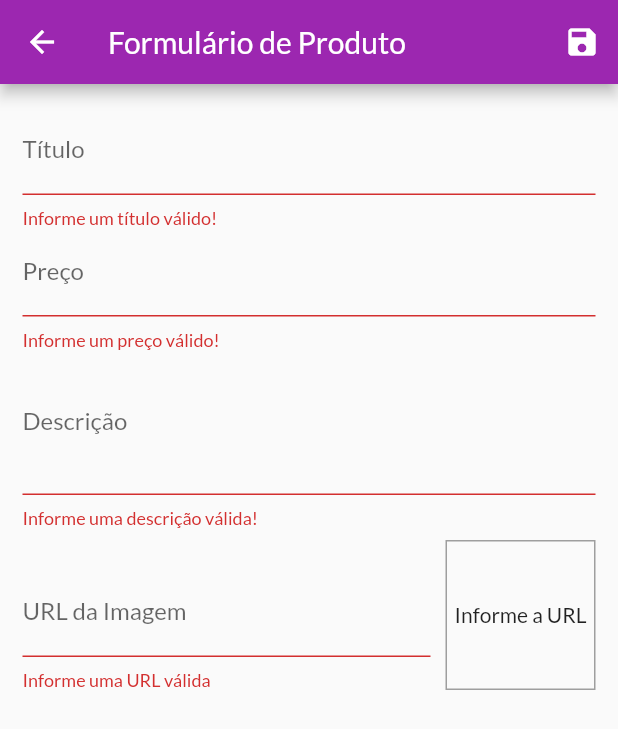
After one commit to felipenario/shop, a Flutter app: the ProductFormScreen screen opened by its route, after a tap on the "save" icon, on a phone screen of 412 x 824 dp. The commit adds this screen. Shown: the top 729 px of the screen. Run offline on Flutter 3.47's test engine with Material 2 defaults, Android fonts, the phone set to English and light mode, and no system bars; network calls fail.

Commit message:
Até a aula 249 do módulo 9(Trabalhando com formulários).

```diff
--- a/lib/main.dart
+++ b/lib/main.dart
@@ -6,8 +6,10 @@ import 'package:shop/utils/app_routes.dart';
 import 'package:shop/views/cart_screen.dart';
 import 'package:shop/views/orders_screen.dart';
 import 'package:shop/views/product_detail_screen.dart';
+import 'package:shop/views/product_form_screen.dart';
 import 'package:shop/views/products_overview_screen.dart';
 import 'package:provider/provider.dart';
+import 'package:shop/views/products_screen.dart';
 
 void main() => runApp(MyApp());
 
@@ -44,6 +46,8 @@ class MyApp extends StatelessWidget {
           AppRoutes.PRODUCT_DETAIL: (ctx) => ProductDetailScreen(),
           AppRoutes.CART: (ctx) => CartScreen(),
           AppRoutes.ORDERS: (ctx) => OrdersScreen(),
+          AppRoutes.PRODUCTS: (ctx) => ProductsScreen(),
+          AppRoutes.PRODUCT_FORM: (ctx) => ProductFormScreen(),
         },
       ),
     );
--- a/lib/providers/product.dart
+++ b/lib/providers/product.dart
@@ -9,7 +9,7 @@ class Product with ChangeNotifier {
   bool isFavorite;
 
   Product({
-    @required this.id,
+    this.id,
     @required this.title,
     @required this.description,
     @required this.price,
--- a/lib/utils/app_routes.dart
+++ b/lib/utils/app_routes.dart
@@ -3,4 +3,6 @@ class AppRoutes {
   static const PRODUCT_DETAIL = '/product-detail';
   static const CART = '/cart';
   static const ORDERS = '/orders';
+  static const PRODUCTS = '/products';
+  static const PRODUCT_FORM = '/product-form';
 }
--- a/lib/views/cart_screen.dart
+++ b/lib/views/cart_screen.dart
@@ -31,7 +31,7 @@ class CartScreen extends StatelessWidget {
                   SizedBox(width: 10),
                   Chip(
                     label: Text(
-                      'R\$ ${cart.totalAmount}',
+                      'R\$ ${cart.totalAmount.toStringAsFixed(2)}',
                       style: TextStyle(
                         color:
                             Theme.of(context).primaryTextTheme.headline6.color,
--- /dev/null
+++ b/lib/views/product_form_screen.dart
@@ -0,0 +1,213 @@
+import 'dart:math';
+
+import 'package:flutter/material.dart';
+import 'package:shop/providers/product.dart';
+import 'package:provider/provider.dart';
+import 'package:shop/providers/products.dart';
+
+class ProductFormScreen extends StatefulWidget {
+  @override
+  _ProductFormScreenState createState() => _ProductFormScreenState();
+}
+
+class _ProductFormScreenState extends State<ProductFormScreen> {
+  final _priceFocusNode = FocusNode();
+  final _descriptionFocusNode = FocusNode();
+  final _imageUrlFocusNode = FocusNode();
+  final _imageUrlController = TextEditingController();
+  final _form = GlobalKey<FormState>();
+  final _formData = Map<String, Object>();
+
+  @override
+  void initState() {
+    // TODO: implement initState
+    super.initState();
+    _imageUrlFocusNode.addListener(_updateImageUrl);
+  }
+
+  void _updateImageUrl() {
+    if (isValidImageUrl(_imageUrlController.text)) {
+      setState(() {});
+    }
+  }
+
+  bool isValidImageUrl(String url) {
+    bool startWithHttp = url.toLowerCase().startsWith('http://');
+    bool startWithHttps = url.toLowerCase().startsWith('https://');
+    bool endsWithPng = url.toLowerCase().endsWith('.png');
+    bool endsWithJpg = url.toLowerCase().endsWith('.jpg');
+    bool endsWithJpeg = url.toLowerCase().endsWith('.jpeg');
+    return (startWithHttp || startWithHttps) &&
+        (endsWithPng || endsWithJpg || endsWithJpeg);
+  }
+
+  void _saveForm() {
+    bool isValid = _form.currentState.validate();
+
+    if (!isValid) {
+      return;
+    }
+
+    _form.currentState.save();
+    final newProduct = Product(
+      title: _formData['title'],
+      price: _formData['price'],
+      description: _formData['description'],
+      imageUrl: _formData['imageUrl'],
+    );
+
+    Provider.of<Products>(context, listen: false).addProduct(newProduct);
+    Navigator.of(context).pop();
+  }
+
+  @override
+  void dispose() {
+    super.dispose();
+    _priceFocusNode.dispose();
+    _descriptionFocusNode.dispose();
+    _imageUrlFocusNode.removeListener(_updateImageUrl);
+    _imageUrlFocusNode.dispose();
+  }
+
+  @override
+  Widget build(BuildContext context) {
+    return Scaffold(
+      appBar: AppBar(
+        title: Text('Formulário de Produto'),
+        actions: [
+          IconButton(
+            icon: Icon(Icons.save),
+            onPressed: () {
+              _saveForm();
+            },
+          ),
+        ],
+      ),
+      body: Padding(
+        padding: const EdgeInsets.all(15),
+        child: Form(
+          key: _form,
+          child: ListView(
+            children: [
+              TextFormField(
+                decoration: InputDecoration(
+                  labelText: 'Título',
+                ),
+                textInputAction: TextInputAction.next,
+                onFieldSubmitted: (_) {
+                  FocusScope.of(context).requestFocus(_priceFocusNode);
+                },
+                onSaved: (value) => _formData['title'] = value,
+                validator: (value) {
+                  bool isEmpty = value.trim().isEmpty;
+                  bool isInvalid = value.trim().length < 3;
+
+                  if (isEmpty || isInvalid) {
+                    return 'Informe um título válido!';
+                  }
+
+                  return null;
+                },
+              ),
+              TextFormField(
+                decoration: InputDecoration(
+                  labelText: 'Preço',
+                ),
+                textInputAction: TextInputAction.next,
+                focusNode: _priceFocusNode,
+                keyboardType: TextInputType.numberWithOptions(
+                  decimal: true,
+                ),
+                onFieldSubmitted: (_) {
+                  FocusScope.of(context).requestFocus(_descriptionFocusNode);
+                },
+                onSaved: (value) => _formData['price'] = double.parse(value),
+                validator: (value) {
+                  bool isEmpty = value.trim().isEmpty;
+                  var newPrice = double.tryParse(value);
+                  bool isInvalid = newPrice == null || newPrice <= 0;
+
+                  if (isEmpty || isInvalid) {
+                    return 'Informe um preço válido!';
+                  }
+
+                  return null;
+                },
+              ),
+              TextFormField(
+                decoration: InputDecoration(
+                  labelText: 'Descrição',
+                ),
+                focusNode: _descriptionFocusNode,
+                maxLines: 3,
+                keyboardType: TextInputType.multiline,
+                onSaved: (value) => _formData['description'] = value,
+                validator: (value) {
+                  bool isEmpty = value.trim().isEmpty;
+                  bool isInvalid = value.trim().length < 10;
+
+                  if (isEmpty || isInvalid) {
+                    return 'Informe uma descrição válida!';
+                  }
+
+                  return null;
+                },
+              ),
+              Row(
+                crossAxisAlignment: CrossAxisAlignment.end,
+                children: [
+                  Expanded(
+                    child: TextFormField(
+                      controller: _imageUrlController,
+                      decoration: InputDecoration(
+                        labelText: 'URL da Imagem',
+                      ),
+                      focusNode: _imageUrlFocusNode,
+                      keyboardType: TextInputType.url,
+                      textInputAction: TextInputAction.done,
+                      onFieldSubmitted: (_) {
+                        _saveForm();
+                      },
+                      onSaved: (value) => _formData['imageUrl'] = value,
+                      validator: (value) {
+                        bool isEmpty = value.trim().isEmpty;
+                        bool isInvalid = !isValidImageUrl(value);
+                        if (isEmpty || isInvalid) {
+                          return 'Informe uma URL válida';
+                        }
+                        return null;
+                      },
+                    ),
+                  ),
+                  Container(
+                    height: 100,
+                    width: 100,
+                    margin: EdgeInsets.only(
+                      top: 8,
+                      left: 10,
+                    ),
+                    decoration: BoxDecoration(
+                      border: Border.all(
+                        color: Colors.grey,
+                        width: 1,
+                      ),
+                    ),
+                    alignment: Alignment.center,
+                    child: _imageUrlController.text.isEmpty
+                        ? Text('Informe a URL')
+                        : FittedBox(
+                            child: Image.network(
+                              _imageUrlController.text,
+                              fit: BoxFit.cover,
+                            ),
+                          ),
+                  ),
+                ],
+              ),
+            ],
+          ),
+        ),
+      ),
+    );
+  }
+}
--- a/lib/widgets/product_grid.dart
+++ b/lib/widgets/product_grid.dart
@@ -1,7 +1,7 @@
 import 'package:flutter/material.dart';
 import 'package:shop/providers/product.dart';
 import 'package:shop/providers/products.dart';
-import 'package:shop/widgets/product_item.dart';
+import 'package:shop/widgets/product_grid_item.dart';
 import 'package:provider/provider.dart';
 
 class ProductGrid extends StatelessWidget {
@@ -29,7 +29,7 @@ class ProductGrid extends StatelessWidget {
       //o change notifier já foi criado(em dummy_data atráves do construtor de Product que é um ChangeNotifier) por tanto se utiliza o .value
       itemBuilder: (ctx, index) => ChangeNotifierProvider.value(
         value: products[index],
-        child: ProductItem(),
+        child: ProductGridItem(),
       ),
     );
   }
```
Also changed, not shown: lib/providers/cart.dart (+22 -0 lines), lib/providers/products.dart (+14 -2 lines), lib/views/products_screen.dart (added, +39 -0 lines), lib/widgets/app_drawer.dart (+10 -0 lines), lib/widgets/cart_item_widget.dart (+25 -2 lines), lib/widgets/product_grid_item.dart (added, +71 -0 lines), lib/widgets/product_item.dart (+23 -46 lines).
